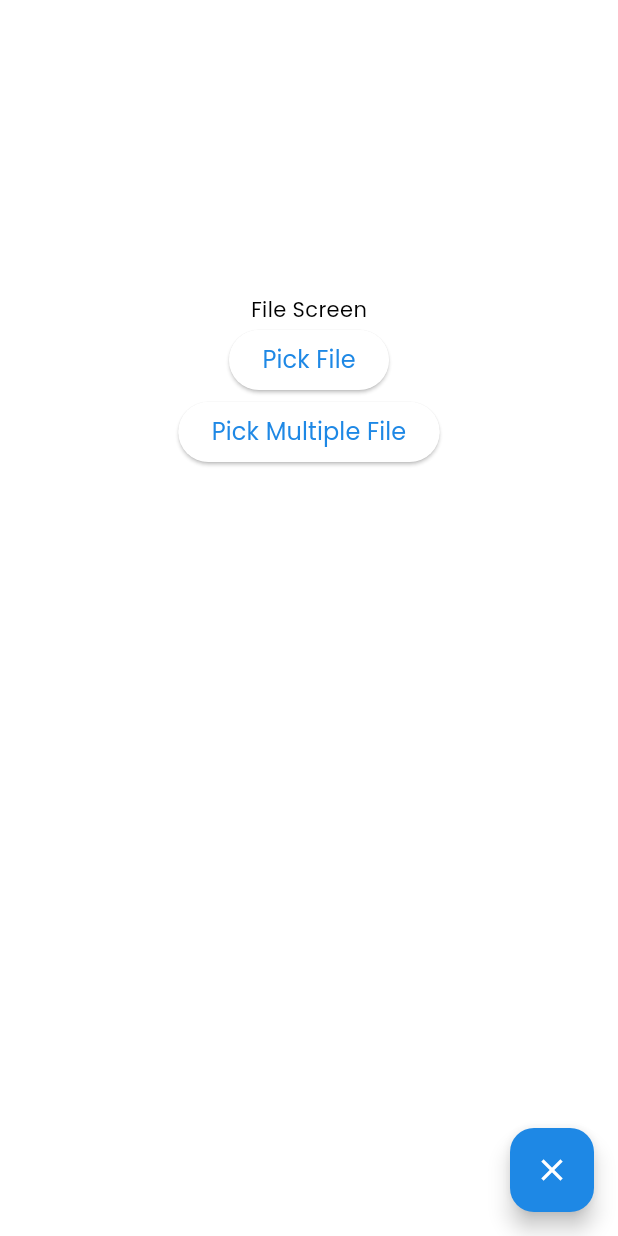
After one commit to Vanhoai/wflow, a Flutter app: the FileScreen screen opened by its route, after a tap on "Pick Multiple File", on a phone screen of 412 x 824 dp. The commit adds this screen. Run offline on Flutter 3.47's test engine with Material 2 defaults, Android fonts, the phone set to English and light mode, and no system bars; our stand-ins replace bloc, dartz, dio, equatable, file_picker, firebase_auth and 11 more; missing offline and left inert: flutter_config_plus; accounts and stored records are empty.

Commit message:
feat: upload files excel

```diff
--- a/lib/common/libs/libs.dart
+++ b/lib/common/libs/libs.dart
@@ -1,2 +1,3 @@
 export 'firebase.dart';
 export 'local.auth.dart';
+export 'pick_file.dart';
--- /dev/null
+++ b/lib/common/libs/pick_file.dart
@@ -0,0 +1,156 @@
+import 'dart:async';
+
+import 'package:file_picker/file_picker.dart';
+
+enum PickFileEnum {
+  pickSingleFile,
+  pickMultiFile,
+}
+
+enum FilePickerStatus {
+  picked,
+  cancel,
+  error,
+}
+
+class PickFile {
+  late List<PlatformFile> files = [];
+  late FilePickerStatus status;
+  late String error;
+
+  PickFile();
+
+  // Config dialog pick file
+  static const String titlePickSingleFile = 'Pick excel file';
+  static const String titlePickMultiFile = 'Pick excel files';
+
+  // Error
+  static const String errorPickSingleFile = 'Error pick file';
+  static const String errorPickMultiFile = 'Error pick files';
+  static const String permissionDenied = 'Permission denied';
+  static const String noFilesSelected = 'No files selected';
+
+  static const List<String> allowedExtensions = [
+    'xlsx',
+    'xlsm',
+    'doc',
+    'xls',
+    'xlsb',
+    'xltx',
+    'xltm',
+    'xls',
+    'xlt',
+    'xml',
+    'xlam',
+    'xla',
+    'xlw',
+    'xlr'
+  ];
+
+  FutureOr<void> pickSingleFile() async {
+    clearError();
+    try {
+      final FilePickerResult? currentFile = await FilePicker.platform
+          .pickFiles(
+        type: FileType.custom,
+        allowedExtensions: allowedExtensions,
+      )
+          .then((value) {
+        if (value != null) {
+          status = FilePickerStatus.picked;
+          return value;
+        } else if (value == null) {
+          status = FilePickerStatus.cancel;
+        } else {
+          status = FilePickerStatus.error;
+        }
+        return value;
+      });
+
+      switch (status) {
+        case FilePickerStatus.picked:
+          if (currentFile != null &&
+              currentFile.files.isNotEmpty &&
+              currentFile.files.every((element) => element.path != null)) {
+            files.addAll(currentFile.files);
+          }
+          break;
+        case FilePickerStatus.cancel:
+          error = noFilesSelected;
+          break;
+        case FilePickerStatus.error:
+          error = errorPickSingleFile;
+          break;
+        default:
+          error = errorPickSingleFile;
+          break;
+      }
+    } catch (e) {
+      error = e.toString();
+      print(e);
+    }
+  }
+
+  FutureOr<void> pickMultiFile() async {
+    clearError();
+    try {
+      final FilePickerResult? currentFile = await FilePicker.platform
+          .pickFiles(
+        type: FileType.custom,
+        allowMultiple: true,
+        allowedExtensions: allowedExtensions,
+      )
+          .then((value) {
+        if (value != null) {
+          status = FilePickerStatus.picked;
+          return value;
+        } else if (value == null) {
+          status = FilePickerStatus.cancel;
+        } else {
+          status = FilePickerStatus.error;
+        }
+        return value;
+      });
+
+      switch (status) {
+        case FilePickerStatus.picked:
+          if (currentFile != null &&
+              currentFile.files.isNotEmpty &&
+              currentFile.files.every((element) => element.path != null)) {
+            files.addAll(currentFile.files);
+          }
+          break;
+        case FilePickerStatus.cancel:
+          error = noFilesSelected;
+          break;
+        case FilePickerStatus.error:
+          error = errorPickMultiFile;
+          break;
+        default:
+          error = errorPickMultiFile;
+          break;
+      }
+    } catch (e) {
+      error = e.toString();
+      print(e);
+    }
+  }
+
+  FutureOr<void> clearError() async {
+    try {
+      error = '';
+    } catch (e) {
+      error = e.toString();
+      print(e);
+    }
+  }
+
+  FutureOr<void> clearFile() async {
+    try {
+      files.clear();
+    } catch (e) {
+      error = e.toString();
+      print(e);
+    }
+  }
+}
--- a/lib/core/agent/agent.dart
+++ b/lib/core/agent/agent.dart
@@ -28,6 +28,7 @@ class Agent {
   }
 
   BaseOptions generateOptions() {
+    print(EnvironmentConfiguration.apiBaseUrl);
     BaseOptions opts = BaseOptions();
     opts.baseUrl = EnvironmentConfiguration.apiBaseUrl;
     opts.contentType = Headers.jsonContentType;
--- a/lib/core/routes/keys.dart
+++ b/lib/core/routes/keys.dart
@@ -2,4 +2,6 @@ class RouteKeys {
   static const String signInScreen = "/sign_in_screen";
   static const String createAccountScreen = "/create_account_screen";
   static const String bottomScreen = "/bottom_screen";
+
+  static const String fileScreen = "/file_screen";
 }
--- a/lib/core/routes/routes.dart
+++ b/lib/core/routes/routes.dart
@@ -5,6 +5,7 @@ import 'package:wflow/modules/auth/presentation/create_account/bloc/bloc.dart';
 import 'package:wflow/modules/auth/presentation/create_account/create_account.dart';
 import 'package:wflow/modules/auth/presentation/sign_in/sign_in.dart';
 import 'package:wflow/modules/main/presentation/bottom.dart';
+import 'package:wflow/modules/main/presentation/personal/file/file.dart';
 
 class AppRoutes {
   static Route<dynamic> generateRoute(RouteSettings settings) {
@@ -18,6 +19,8 @@ class AppRoutes {
         );
       case RouteKeys.bottomScreen:
         return MaterialPageRoute(builder: (_) => const BottomNavigation());
+      case RouteKeys.fileScreen:
+        return MaterialPageRoute(builder: (_) => const FileScreen());
       default:
         return MaterialPageRoute(builder: (_) => Container());
     }
--- a/lib/modules/auth/data/auth.service.dart
+++ b/lib/modules/auth/data/auth.service.dart
@@ -19,14 +19,14 @@ class AuthServiceImpl implements AuthService {
   @override
   Future<dynamic> signIn(String email, String password) async {
     try {
+      print("signing in $email $password");
       final response = await agent.dio.post(
         "/auth/sign-in",
-        data: json.encode({
+        data: jsonEncode({
           "email": email,
           "password": password,
         }),
       );
-
       return response.data;
     } catch (error) {
       throw ServerException();
--- a/lib/modules/auth/presentation/sign_in/bloc/bloc.dart
+++ b/lib/modules/auth/presentation/sign_in/bloc/bloc.dart
@@ -22,8 +22,10 @@ class SignInBloc extends Bloc<SignInEvent, SignInState> {
 
   FutureOr<void> onSignInSubmitted(SignInSubmitted event, Emitter<SignInState> emit) async {
     instance.get<AppLoadingBloc>().add(AppShowLoadingEvent());
-    final response = await authUseCase.signIn("hoaitv241223@gmail.com", "hoaitv241223");
+    final response = await authUseCase.signIn("nevergiveup2k3@gmail.com", "nevergiveup2k3");
     instance.get<AppLoadingBloc>().add(AppHideLoadingEvent());
+
+    print(response.toString());
 
     response.fold(
       (AuthEntity authEntity) {
--- /dev/null
+++ b/lib/modules/main/presentation/personal/file/bloc/file_bloc.dart
@@ -0,0 +1,62 @@
+import 'dart:async';
+
+import 'package:bloc/bloc.dart';
+import 'package:wflow/common/libs/libs.dart';
+import 'package:wflow/modules/main/presentation/personal/file/bloc/file_event.dart';
+import 'package:wflow/modules/main/presentation/personal/file/bloc/file_state.dart';
+
+class FileBloc extends Bloc<FileEvent, FileState> {
+  final PickFile pickFileInstance = PickFile();
+  FileBloc() : super(const FileInitial()) {
+    on<FilePickEvent>(pickFile);
+    on<FilePickMultipleEvent>(pickMultipleFile);
+    on<FileClearEvent>(clearFile);
+    on<FileCancelEvent>(cancelFile);
+  }
+
+  FutureOr<void> pickFile(
+    FileEvent event,
+    Emitter<FileState> emit,
+  ) async {
+    clearFile(event, emit);
+    await pickFileInstance.pickSingleFile();
+    if (pickFileInstance.status == FilePickerStatus.picked) {
+      emit(FileSuccessState(pickFileInstance.files));
+    } else if (pickFileInstance.status == FilePickerStatus.cancel) {
+      emit(FileCancelState(message: PickFile().error));
+    } else {
+      emit(FileFailureState(message: PickFile().error));
+    }
+  }
+
+  FutureOr<void> pickMultipleFile(
+    FileEvent event,
+    Emitter<FileState> emit,
+  ) async {
+    clearFile(event, emit);
+    await pickFileInstance.pickMultiFile();
+    if (pickFileInstance.status == FilePickerStatus.picked) {
+      emit(FileSuccessState(pickFileInstance.files));
+    } else if (pickFileInstance.status == FilePickerStatus.cancel) {
+      emit(FileCancelState(message: PickFile().error));
+    } else {
+      emit(FileFailureState(message: PickFile().error));
+    }
+  }
+
+  FutureOr<void> clearFile(
+    FileEvent event,
+    Emitter<FileState> emit,
+  ) async {
+    emit(const FileInitial());
+    await pickFileInstance.clearFile();
+  }
+
+  FutureOr<void> cancelFile(
+    FileEvent event,
+    Emitter<FileState> emit,
+  ) async {
+    emit(const FileInitial());
+    await pickFileInstance.clearFile();
+  }
+}
--- /dev/null
+++ b/lib/modules/main/presentation/personal/file/bloc/file_event.dart
@@ -0,0 +1,32 @@
+import 'package:equatable/equatable.dart';
+
+sealed class FileEvent extends Equatable {
+  const FileEvent();
+
+  @override
+  List<Object> get props => [];
+}
+
+class FilePickEvent extends FileEvent {
+  const FilePickEvent();
+}
+
+class FilePickMultipleEvent extends FileEvent {
+  const FilePickMultipleEvent();
+}
+
+class FileClearEvent extends FileEvent {
+  const FileClearEvent();
+}
+
+class FileCancelEvent extends FileEvent {
+  const FileCancelEvent();
+}
+
+class FileSuccessEvent extends FileEvent {
+  const FileSuccessEvent();
+}
+
+class FileFailureEvent extends FileEvent {
+  const FileFailureEvent();
+}
--- /dev/null
+++ b/lib/modules/main/presentation/personal/file/bloc/file_state.dart
@@ -0,0 +1,54 @@
+import 'package:equatable/equatable.dart';
+import 'package:file_picker/file_picker.dart';
+
+sealed class FileState extends Equatable {
+  const FileState({
+    this.message = '',
+    this.files = const [],
+  });
+
+  final String message;
+  final List<PlatformFile> files;
+
+  static const String messageEmpty = 'No file selected';
+  static const String messageCancel = 'File selection canceled';
+  static const String messageClear = 'File selection cleared';
+
+  @override
+  List<Object> get props => [];
+}
+
+final class FileInitial extends FileState {
+  const FileInitial();
+
+  @override
+  List<Object> get props => [];
+}
+
+class FileSuccessState extends FileState {
+  const FileSuccessState(List<PlatformFile> files) : super(files: files);
+
+  @override
+  List<Object> get props => [files];
+}
+
+class FileFailureState extends FileState {
+  const FileFailureState({String message = FileState.messageEmpty}) : super(message: message);
+
+  @override
+  List<Object> get props => [message];
+}
+
+class FileCancelState extends FileState {
+  const FileCancelState({String message = FileState.messageCancel}) : super(message: message);
+
+  @override
+  List<Object> get props => [message];
+}
+
+class FileClearState extends FileState {
+  const FileClearState({String message = FileState.messageClear}) : super(message: message, files: const []);
+
+  @override
+  List<Object> get props => [message, files];
+}
--- /dev/null
+++ b/lib/modules/main/presentation/personal/file/file.dart
@@ -0,0 +1,129 @@
+import 'package:flutter/material.dart';
+import 'package:flutter_bloc/flutter_bloc.dart';
+import 'package:wflow/modules/main/presentation/personal/file/bloc/file_bloc.dart';
+import 'package:wflow/modules/main/presentation/personal/file/bloc/file_event.dart';
+import 'package:wflow/modules/main/presentation/personal/file/bloc/file_state.dart';
+
+class FileScreen extends StatefulWidget {
+  const FileScreen({super.key});
+
+  @override
+  State<FileScreen> createState() => _FileScreenState();
+}
+
+class _FileScreenState extends State<FileScreen> {
+  @override
+  Widget build(BuildContext context) {
+    return BlocProvider<FileBloc>(
+      create: (BuildContext context) => FileBloc(),
+      lazy: true,
+      child: Scaffold(
+        backgroundColor: Theme.of(context).colorScheme.background,
+        floatingActionButton: BlocBuilder<FileBloc, FileState>(
+          builder: (context, state) {
+            return FloatingActionButton(
+              onPressed: () {
+                context.read<FileBloc>().add(const FileClearEvent());
+              },
+              child: const Icon(Icons.clear),
+            );
+          },
+        ),
+        body: SafeArea(
+          child: Container(
+            child: Column(
+              crossAxisAlignment: CrossAxisAlignment.center,
+              mainAxisAlignment: MainAxisAlignment.center,
+              mainAxisSize: MainAxisSize.max,
+              children: [
+                const Text('File Screen'),
+                SizedBox(
+                  width: MediaQuery.of(context).size.width,
+                  height: MediaQuery.of(context).size.height * 0.5,
+                  child: BlocBuilder<FileBloc, FileState>(
+                    builder: (context, state) {
+                      if (state is FileInitial) {
+                        return Container(
+                          child: Center(
+                            child: Column(
+                              children: [
+                                ElevatedButton(
+                                    onPressed: () {
+                                      context.read<FileBloc>().add(const FilePickEvent());
+                                    },
+                                    child: const Text("Pick File")),
+                                ElevatedButton(
+                                    onPressed: () {
+                                      context.read<FileBloc>().add(const FilePickMultipleEvent());
+                                    },
+                                    child: const Text("Pick Multiple File")),
+                              ],
+                            ),
+                          ),
+                        );
+                      } else if (state is FileSuccessState) {
+                        switch (state.files.length) {
+                          case 0:
+                            return Container(
+                              child: const Center(
+                                child: Text("No file selected"),
+                              ),
+                            );
+                          case 1:
+                            return Scaffold(
+                              body: Container(
+                                child: Center(
+                                  child: Text(state.files[0].toString().toString()),
+                                ),
+                              ),
+                            );
+                          default:
+                            return Scaffold(
+                              body: Container(
+                                child: Center(
+                                  child: Column(
+                                    children: [
+                                      for (var i = 0; i < state.files.length; i++)
+                                        Text("${i.toString() + state.files[i].toString()} \n"),
+                                    ],
+                                  ),
+                                ),
+                              ),
+                            );
+                        }
+                      } else if (state is FileFailureState) {
+                        return Container(
+                          child: Center(
+                            child: Text(state.message),
+                          ),
+                        );
+                      } else if (state is FileCancelState) {
+                        return Container(
+                          child: Center(
+                            child: Text(state.message),
+                          ),
+                        );
+                      } else if (state is FileClearState) {
+                        return Container(
+                          child: Center(
+                            child: Text(state.message),
+                          ),
+                        );
+                      } else {
+                        return Container(
+                          child: const Center(
+                            child: Text('Unknown error'),
+                          ),
+                        );
+                      }
+                    },
+                  ),
+                ),
+              ],
+            ),
+          ),
+        ),
+      ),
+    );
+  }
+}
--- a/lib/modules/main/presentation/personal/personal/personal.dart
+++ b/lib/modules/main/presentation/personal/personal/personal.dart
@@ -101,7 +101,13 @@ class _PersonalScreenState extends State<PersonalScreen> {
                     },
                   );
                 },
-              )
+              ),
+              const SizedBox(height: 20),
+              PrimaryButton(
+                  label: "File",
+                  onPressed: () {
+                    Navigator.of(context).pushNamed(RouteKeys.fileScreen);
+                  })
             ],
           ),
         ),
--- a/pubspec.yaml
+++ b/pubspec.yaml
@@ -50,6 +50,7 @@ dependencies:
   flutter_local_notifications: ^15.1.0+1
   local_auth: ^2.1.6
   hydrated_bloc: ^9.1.2
+  file_picker: ^5.3.3
 
 dev_dependencies:
   flutter_test:
```
Also changed, not shown: pubspec.lock, 3 other files.
